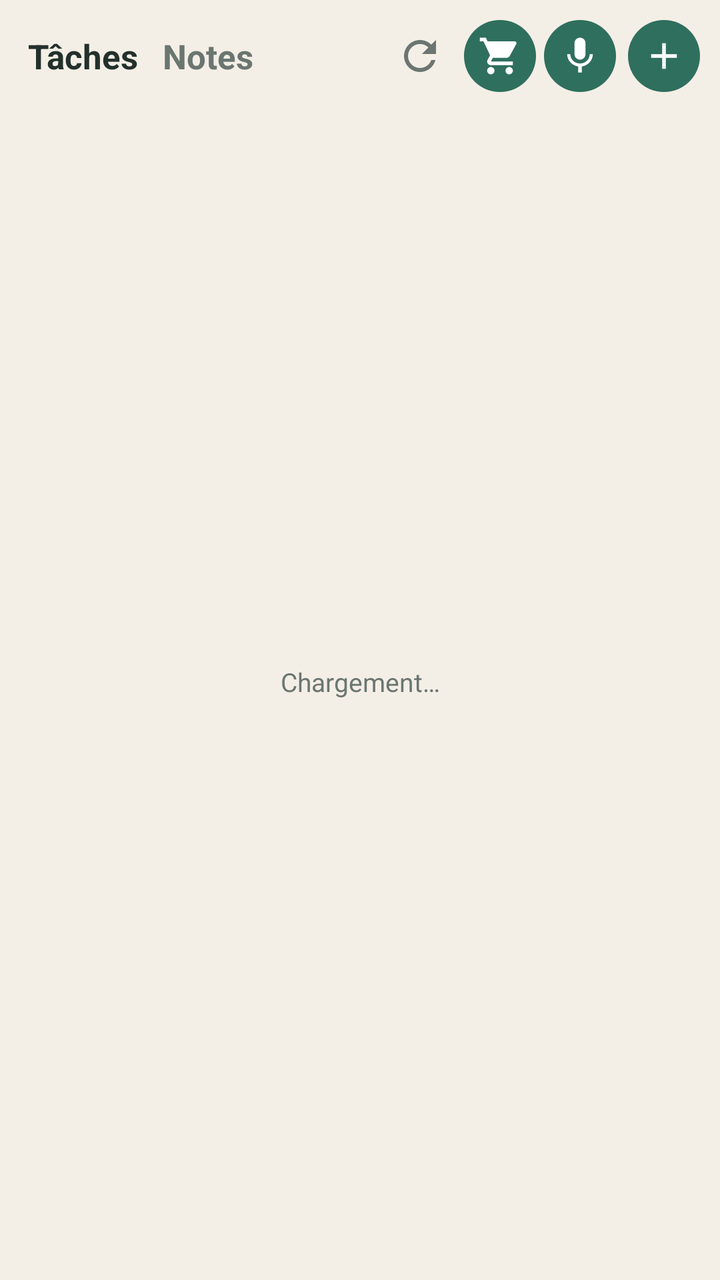
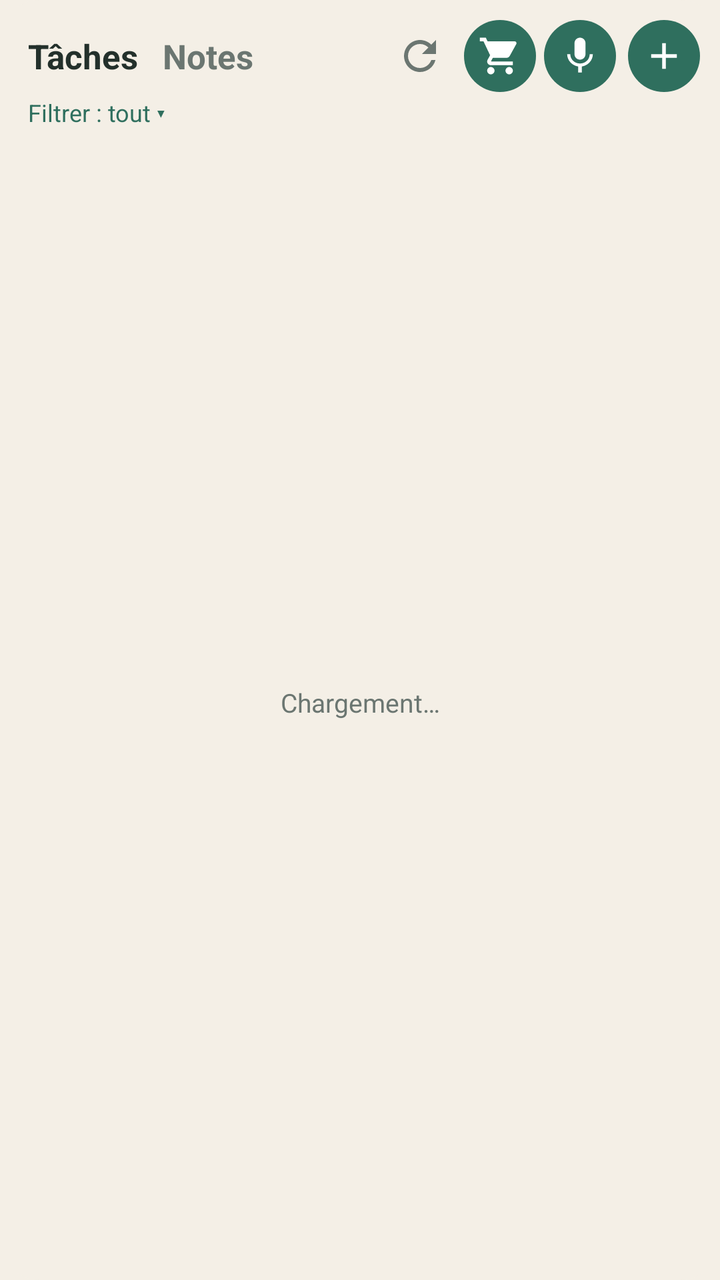

Screens rendered from an Android XML layout before and after an edit, with the pre-edit source and the edit as a unified diff.
<!-- AndroidManifest.xml: application theme Theme.Taches -->
<!-- res/layout/widget.xml -->
<?xml version="1.0" encoding="utf-8"?>
<LinearLayout xmlns:android="http://schemas.android.com/apk/res/android"
    android:id="@+id/racine"
    android:layout_width="match_parent"
    android:layout_height="match_parent"
    android:background="@drawable/fond_widget"
    android:orientation="vertical"
    android:padding="10dp">

    <LinearLayout
        android:layout_width="match_parent"
        android:layout_height="wrap_content"
        android:gravity="center_vertical"
        android:orientation="horizontal">

        
        <LinearLayout
            android:layout_width="0dp"
            android:layout_height="wrap_content"
            android:layout_weight="1"
            android:gravity="center_vertical"
            android:orientation="horizontal">

            <TextView
                android:id="@+id/onglet_taches"
                android:layout_width="wrap_content"
                android:layout_height="wrap_content"
                android:paddingStart="4dp"
                android:paddingTop="6dp"
                android:paddingEnd="6dp"
                android:paddingBottom="6dp"
                android:text="Tâches"
                android:textColor="@color/texte"
                android:textSize="17sp"
                android:textStyle="bold" />

            <TextView
                android:id="@+id/onglet_notes"
                android:layout_width="wrap_content"
                android:layout_height="wrap_content"
                android:paddingStart="6dp"
                android:paddingTop="6dp"
                android:paddingEnd="6dp"
                android:paddingBottom="6dp"
                android:text="Notes"
                android:textColor="@color/discret"
                android:textSize="17sp"
                android:textStyle="bold" />
        </LinearLayout>

        <TextView
            android:id="@+id/etat"
            android:layout_width="wrap_content"
            android:layout_height="wrap_content"
            android:textColor="@color/discret"
            android:textSize="11sp" />

        <ImageButton
            android:id="@+id/btn_actualiser"
            android:layout_width="36dp"
            android:layout_height="36dp"
            android:background="@android:color/transparent"
            android:contentDescription="Actualiser"
            android:src="@drawable/ic_actualiser" />

        <ImageButton
            android:id="@+id/btn_courses"
            android:layout_width="36dp"
            android:layout_height="36dp"
            android:layout_marginStart="4dp"
            android:background="@drawable/fond_bouton"
            android:contentDescription="Liste de courses"
            android:padding="7dp"
            android:scaleType="fitCenter"
            android:src="@drawable/ic_courses" />

        <ImageButton
            android:id="@+id/btn_dicter"
            android:layout_width="36dp"
            android:layout_height="36dp"
            android:layout_marginStart="4dp"
            android:background="@drawable/fond_bouton"
            android:contentDescription="Dicter"
            android:padding="7dp"
            android:scaleType="fitCenter"
            android:src="@drawable/ic_micro" />

        <ImageButton
            android:id="@+id/btn_ajouter"
            android:layout_width="36dp"
            android:layout_height="36dp"
            android:layout_marginStart="6dp"
            android:background="@drawable/fond_bouton"
            android:contentDescription="Ajouter"
            android:padding="7dp"
            android:scaleType="fitCenter"
            android:src="@drawable/ic_ajouter" />
    </LinearLayout>

    <FrameLayout
        android:layout_width="match_parent"
        android:layout_height="0dp"
        android:layout_marginTop="6dp"
        android:layout_weight="1">

        <ListView
            android:id="@+id/liste"
            android:layout_width="match_parent"
            android:layout_height="match_parent"
            android:divider="@android:color/transparent"
            android:dividerHeight="4dp"
            android:scrollbars="none" />

        <TextView
            android:id="@+id/vide"
            android:layout_width="match_parent"
            android:layout_height="match_parent"
            android:gravity="center"
            android:text="Chargement…"
            android:textColor="@color/discret"
            android:textSize="13sp" />
    </FrameLayout>
</LinearLayout>
<!-- resources referenced by this layout -->
<resources>
  <color name="discret">#6B7671</color>
  <color name="texte">#23302B</color>
  <!-- drawable fond_bouton (drawable) -->
  <?xml version="1.0" encoding="utf-8"?>
  <shape xmlns:android="http://schemas.android.com/apk/res/android" android:shape="oval">
      <solid android:color="@color/accent" />
  </shape>
  <!-- drawable fond_widget (drawable) -->
  <?xml version="1.0" encoding="utf-8"?>
  <shape xmlns:android="http://schemas.android.com/apk/res/android" android:shape="rectangle">
      <solid android:color="@color/fond" />
      <corners android:radius="20dp" />
  </shape>
  <!-- drawable ic_actualiser (drawable) -->
  <?xml version="1.0" encoding="utf-8"?>
  <vector xmlns:android="http://schemas.android.com/apk/res/android"
      android:width="24dp" android:height="24dp" android:viewportWidth="24" android:viewportHeight="24">
      <path android:fillColor="@color/discret" android:pathData="M17.65,6.35C16.2,4.9 14.21,4 12,4c-4.42,0 -7.99,3.58 -7.99,8s3.57,8 7.99,8c3.73,0 6.84,-2.55 7.73,-6h-2.08c-0.82,2.33 -3.04,4 -5.65,4 -3.31,0 -6,-2.69 -6,-6s2.69,-6 6,-6c1.66,0 3.14,0.69 4.22,1.78L13,11h7V4l-2.35,2.35z" />
  </vector>
  <!-- drawable ic_ajouter (drawable) -->
  <?xml version="1.0" encoding="utf-8"?>
  <vector xmlns:android="http://schemas.android.com/apk/res/android"
      android:width="24dp" android:height="24dp" android:viewportWidth="24" android:viewportHeight="24">
      <path android:fillColor="@color/accent_texte" android:pathData="M19,13h-6v6h-2v-6H5v-2h6V5h2v6h6v2z" />
  </vector>
  <!-- drawable ic_courses (drawable) -->
  <?xml version="1.0" encoding="utf-8"?>
  <vector xmlns:android="http://schemas.android.com/apk/res/android"
      android:width="24dp" android:height="24dp" android:viewportWidth="24" android:viewportHeight="24">
      <path android:fillColor="@color/accent_texte" android:pathData="M7,18c-1.1,0 -1.99,0.9 -1.99,2S5.9,22 7,22s2,-0.9 2,-2 -0.9,-2 -2,-2zM1,2v2h2l3.6,7.59 -1.35,2.45c-0.16,0.28 -0.25,0.61 -0.25,0.96 0,1.1 0.9,2 2,2h12v-2L7.42,15c-0.14,0 -0.25,-0.11 -0.25,-0.25l0.03,-0.12 0.9,-1.63h7.45c0.75,0 1.41,-0.41 1.75,-1.03l3.58,-6.49c0.08,-0.14 0.12,-0.31 0.12,-0.48 0,-0.55 -0.45,-1 -1,-1L5.21,4l-0.94,-2L1,2zM17,18c-1.1,0 -1.99,0.9 -1.99,2s0.89,2 1.99,2 2,-0.9 2,-2 -0.9,-2 -2,-2z" />
  </vector>
  <!-- drawable ic_micro (drawable) -->
  <?xml version="1.0" encoding="utf-8"?>
  <vector xmlns:android="http://schemas.android.com/apk/res/android"
      android:width="24dp" android:height="24dp" android:viewportWidth="24" android:viewportHeight="24">
      <path android:fillColor="@color/accent_texte" android:pathData="M12,14c1.66,0 2.99,-1.34 2.99,-3L15,5c0,-1.66 -1.34,-3 -3,-3S9,3.34 9,5v6c0,1.66 1.34,3 3,3zM17.3,11c0,3 -2.54,5.1 -5.3,5.1S6.7,14 6.7,11L5,11c0,3.41 2.72,6.23 6,6.72L11,21h2v-3.28c3.28,-0.48 6,-3.3 6,-6.72h-1.7z" />
  </vector>
  <style name="Theme.Taches" parent="@android:style/Theme.Material.Light.NoActionBar">
          <item name="android:colorPrimary">@color/accent</item>
          <item name="android:colorAccent">@color/accent</item>
          <item name="android:statusBarColor">@color/fond</item>
          <item name="android:windowLightStatusBar">true</item>
          <item name="android:windowBackground">@color/fond</item>
          <item name="android:textColorPrimary">@color/texte</item>
      </style>
  <color name="accent">#2F6F5E</color>
  <color name="fond">#F4EFE6</color>
  <color name="accent_texte">#FFFFFF</color>
</resources>

<!-- the commit's change to res/layout/widget.xml (unified diff, before → after) -->
@@ -97,6 +97,20 @@
             android:src="@drawable/ic_ajouter" />
     </LinearLayout>
 
+    
+    <TextView
+        android:id="@+id/filtre"
+        android:layout_width="match_parent"
+        android:layout_height="wrap_content"
+        android:ellipsize="end"
+        android:maxLines="1"
+        android:paddingStart="4dp"
+        android:paddingTop="2dp"
+        android:paddingBottom="2dp"
+        android:text="Filtrer : tout ▾"
+        android:textColor="@color/accent"
+        android:textSize="12sp" />
+
     <FrameLayout
         android:layout_width="match_parent"
         android:layout_height="0dp"
